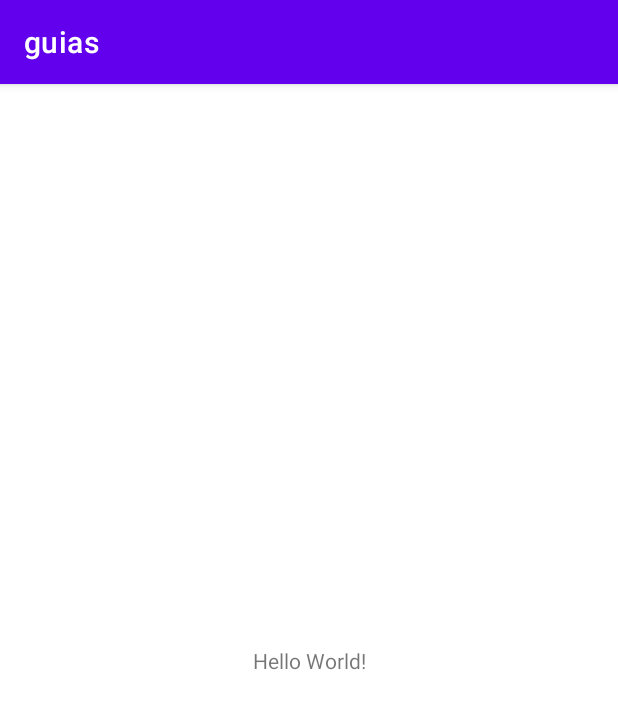
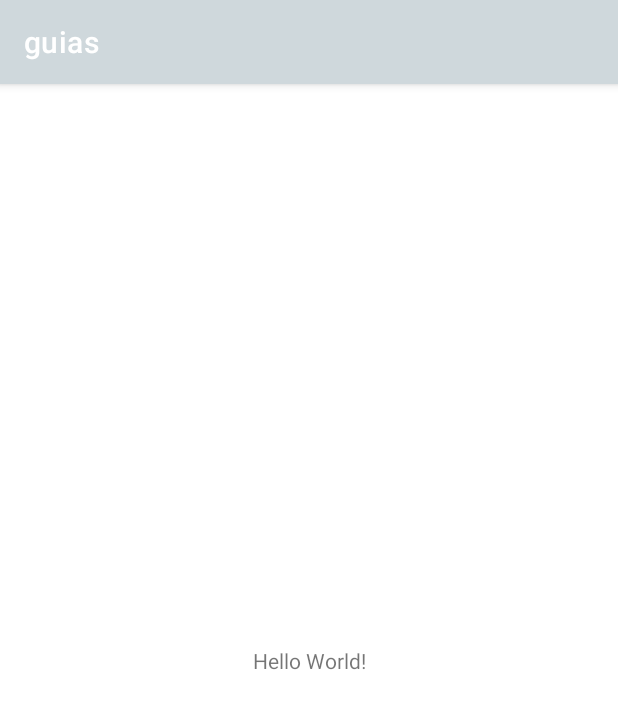
Before and after one commit to santytorrico/guias, an Android app: the screen it shows after launch (MainActivity), on a phone screen of 412 x 824 dp. Shown: the top 709 px of the screen. Run offline under Robolectric (Android 15) with nearby library versions, the phone set to English and light mode, and no system bars.

Commit message:
Changed color pallete inside the app

```diff
--- a/app/src/main/res/values/colors.xml
+++ b/app/src/main/res/values/colors.xml
@@ -1,10 +1,10 @@
 <?xml version="1.0" encoding="utf-8"?>
 <resources>
-    <color name="purple_200">#FFBB86FC</color>
-    <color name="purple_500">#FF6200EE</color>
-    <color name="purple_700">#FF3700B3</color>
-    <color name="teal_200">#FF03DAC5</color>
-    <color name="teal_700">#FF018786</color>
+    <color name="purple_200">#455A64</color>
+    <color name="purple_500">#CFD8DC</color>
+    <color name="purple_700">#607D8B</color>
+    <color name="teal_200">#FFFFFF</color>
+    <color name="teal_700">#009688</color>
     <color name="black">#FF000000</color>
     <color name="white">#FFFFFFFF</color>
 </resources>
```
